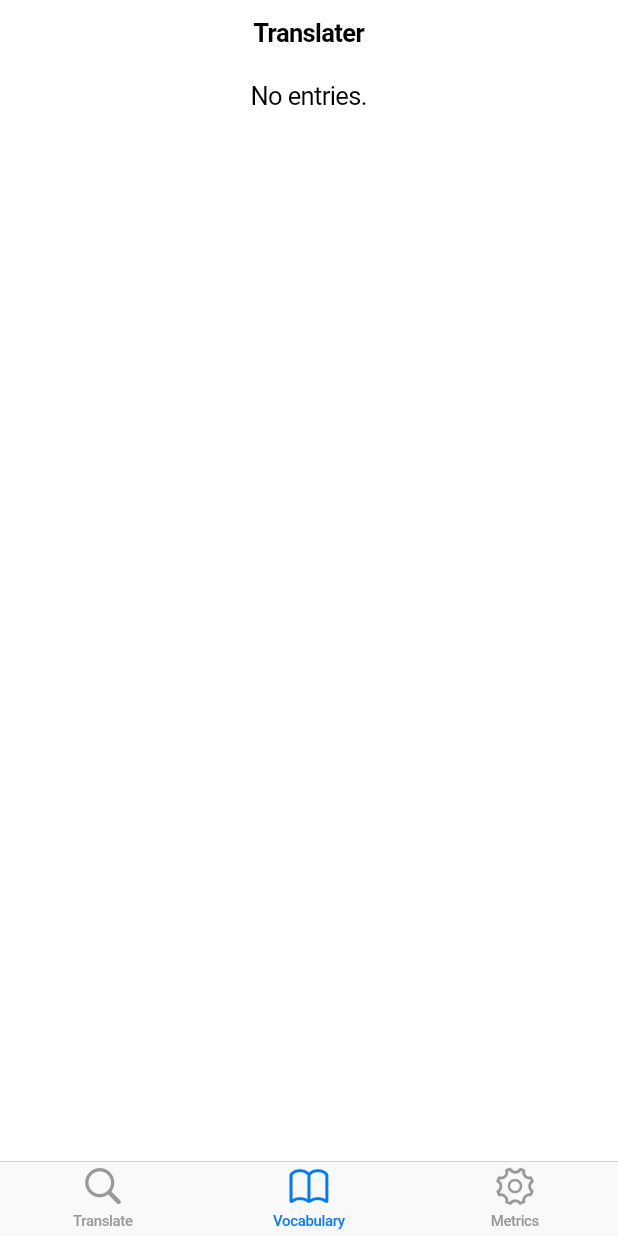
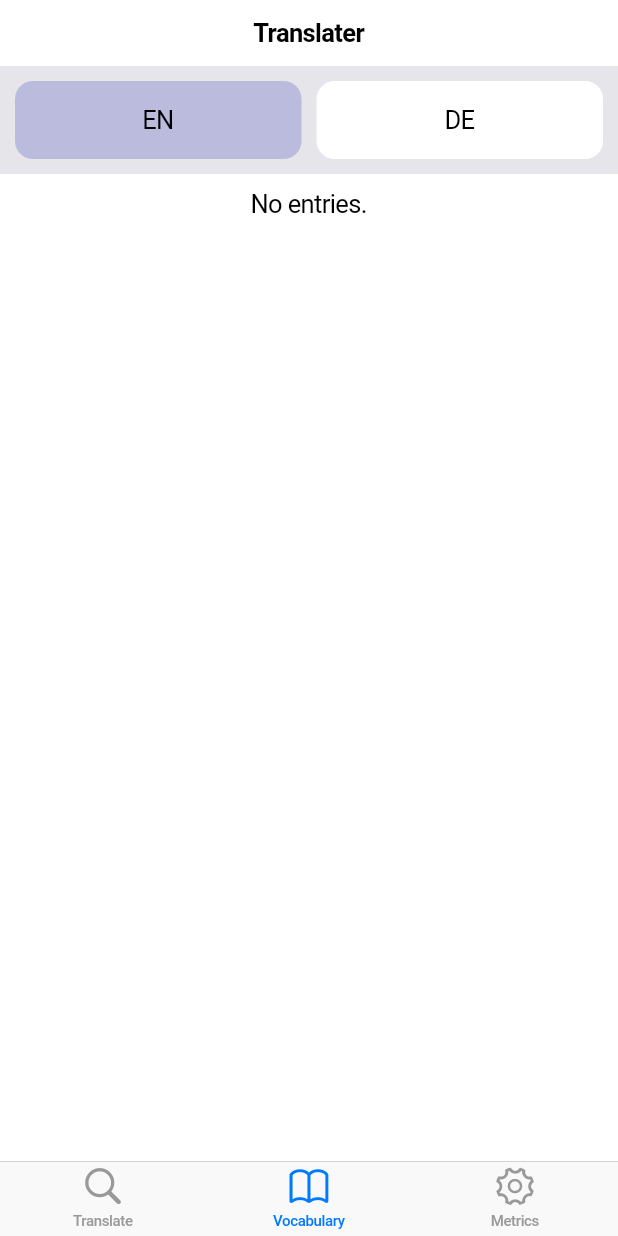
Before and after one commit to ernesto-elsaesser/translater, a Flutter app: the screen it shows after launch, item 2 of the bottom bar chosen, on a phone screen of 412 x 824 dp. Run offline on Flutter 3.47's test engine with Material 2 defaults, Android fonts, the phone set to English and light mode, and no system bars.

Commit message:
make selection headers dismissable, vocabulary language switcher

```diff
--- a/lib/services/DictionaryService.dart
+++ b/lib/services/DictionaryService.dart
@@ -22,9 +22,9 @@ class DictionaryService {
   }
 
   Future<List<Translation>> getTranslations(
-      Configuration config, SearchResult result) async {
+      Configuration config, String headword) async {
     final path =
-        'entries/${config.from}/${result.id}/translations=${config.to}';
+        'entries/${config.from}/$headword/translations=${config.to}';
     final json = await _request(path);
     final res = TranslationsResponse.fromJson(json);
     return res.results
--- /dev/null
+++ b/lib/widgets/SplitBox.dart
@@ -0,0 +1,19 @@
+import 'package:flutter/cupertino.dart';
+
+class SplitBox extends StatelessWidget {
+  const SplitBox(this.left, this.right, {Key key}) : super(key: key);
+
+  final Widget left, right;
+
+  @override
+  Widget build(BuildContext context) {
+    return Container(
+        padding: EdgeInsets.all(10.0),
+        color: CupertinoColors.lightBackgroundGray,
+        child: Row(children: <Widget>[
+          Expanded(child: left),
+          SizedBox(width: 10.0),
+          Expanded(child: right)
+        ]));
+  }
+}
--- a/lib/widgets/VocabularyWidget.dart
+++ b/lib/widgets/VocabularyWidget.dart
@@ -2,6 +2,8 @@ import 'package:flutter/cupertino.dart';
 
 import '../services/VocabularyService.dart';
 import 'WordsWidget.dart';
+import 'SelectionHeader.dart';
+import 'SplitBox.dart';
 
 class VocabularyWidget extends StatefulWidget {
   @override
@@ -15,36 +17,66 @@ class VocabularyWidgetState extends State<VocabularyWidget> {
 
   @override
   Widget build(BuildContext context) {
-    List<WordItem> items;
+
+    final languageSwitcher = SplitBox(
+      _buildLangaugeButton(Language.english),
+      _buildLangaugeButton(Language.german)
+    );
+
+    List<Widget> sections = [languageSwitcher];
+
     if (_selectedWord != null) {
-      items = _knownTranslations(_selectedWord);
-    } else {
-      items = _knownWords();
+      final selectionHeader = SelectionHeader(_selectedWord,
+        onDismiss: _unselect);
+      sections.add(selectionHeader);
     }
-    return WordsWidget(items, emptyText: "No entries.");
+    final wordList = Flexible(child: _buildWordList());
+    sections.add(wordList);
+    return Column(children: sections);
   }
 
-  List<WordItem> _knownWords() {
-    final learnedWords = VocabularyService.instance.learnedWords(_selectedLanguage);
-    return learnedWords.map((w) {
-      return WordsWidget.translatableItem(w, () => _select(w));
-     }).toList();
+  WordsWidget _buildWordList() {
+    final vocabulary = VocabularyService.instance;
+    Iterable<WordItem> items;
+    if (_selectedWord != null) {
+      final translations = vocabulary.translationsFor(_selectedWord);
+      items = translations.map((t) => WordsWidget.translatedItem(_selectedWord, t, _update));
+    } else {
+      final learnedWords = vocabulary.learnedWords(_selectedLanguage);
+      items = learnedWords.map((w) => WordsWidget.translatableItem(w, _select));
+    }
+    return WordsWidget(items.toList(), emptyText: "No entries.");
   }
 
-  List<WordItem> _knownTranslations(Word word) {
-    final translations = VocabularyService.instance.translationsFor(word);
-    return translations.map((t) {
-      return WordsWidget.translatedItem(word, t, _onUnlearn);
-     }).toList();
+  CupertinoButton _buildLangaugeButton(Language language) {
+    final isSelected = _selectedLanguage == language;
+    final color = isSelected ? Color(0xFFBBBBDD) : CupertinoColors.white;
+    final textStyle = TextStyle(color: CupertinoColors.black);
+    return CupertinoButton(
+      child: Text(language.code.toUpperCase(), style: textStyle),
+      color: color,
+      onPressed: () => _switchLanguage(language));
+  }
+
+  void _switchLanguage(Language language) {
+    setState(() {
+      _selectedLanguage = language;
+    });
   }
 
   void _select(Word word) {
-     setState(() {
-       _selectedWord = word;
+    setState(() {
+      _selectedWord = word;
     });
   }
 
-  void _onUnlearn() {
+  void _unselect() {
+    setState(() {
+      _selectedWord = null;
+    });
+  }
+
+  void _update(Word word) {
     final translations = VocabularyService.instance.translationsFor(_selectedWord);
     if (translations.isEmpty) {
       setState(() {
```
Also changed, not shown: lib/widgets/SearchWidget.dart (+39 -34 lines), lib/widgets/SelectionHeader.dart (added, +24 -0 lines), lib/widgets/WordsWidget.dart (+8 -6 lines).
